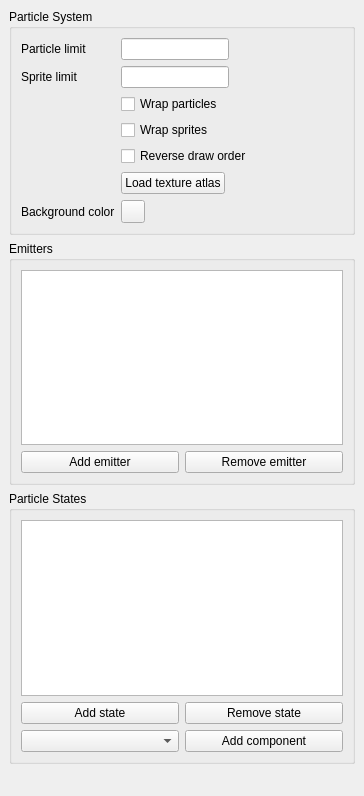
Qt form editor/layout/particleeditor.ui (Vavius/moai-ide) before a commit.
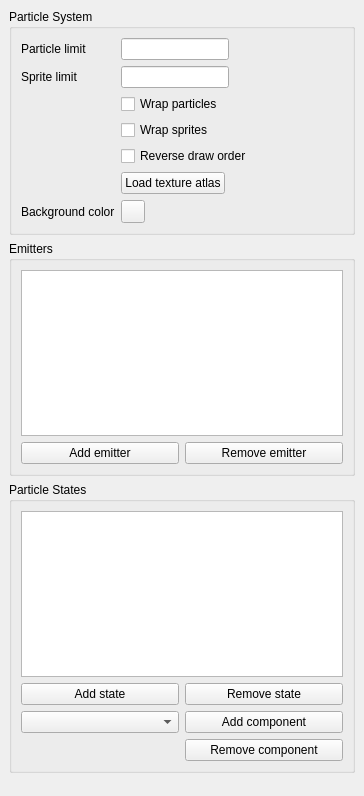
The same form after that commit.

Commit message: state cloning, sprite anim component

```diff
--- a/editor/layout/particleeditor.ui
+++ b/editor/layout/particleeditor.ui
@@ -186,6 +186,13 @@
          </property>
         </widget>
        </item>
+       <item row="3" column="1">
+        <widget class="QPushButton" name="btnRemoveComponent">
+         <property name="text">
+          <string>Remove component</string>
+         </property>
+        </widget>
+       </item>
       </layout>
      </widget>
     </item>
```
Left out of the diff: 17 changed lines with no effect on the pictures. The commit also changes 17 other files.
